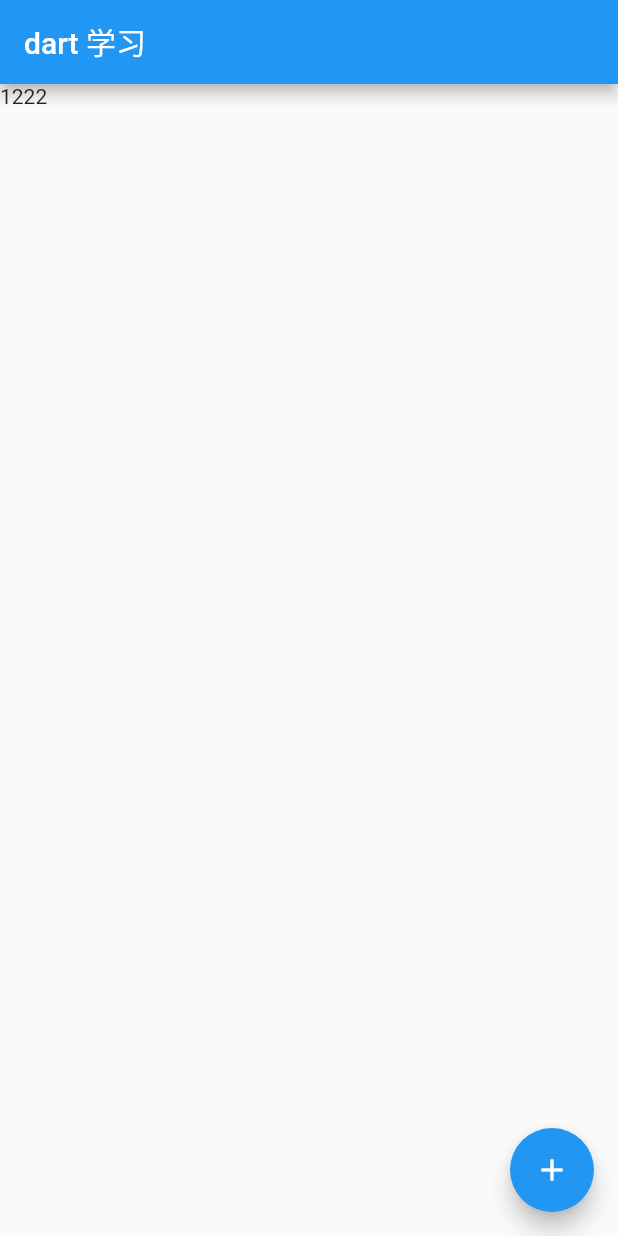
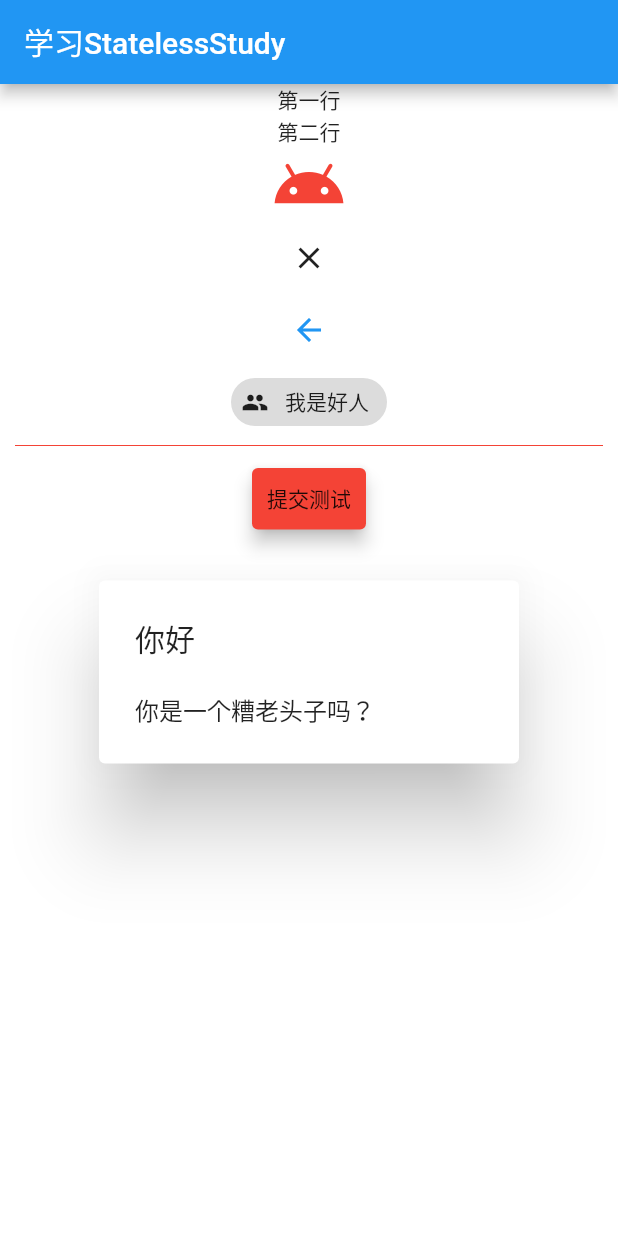
Before and after one commit to Yis92/flutter_study, a Flutter app: the screen it shows after launch, on a phone screen of 412 x 824 dp. Run offline on Flutter 3.47's test engine with Material 2 defaults, Android fonts, the phone set to English and light mode, and no system bars; missing offline and left inert: flutter_color_plugin.

Commit message:
StatelessWidget常用控件学习

```diff
--- /dev/null
+++ b/lib/dart/StatelessStudy.dart
@@ -0,0 +1,52 @@
+import 'package:flutter/material.dart';
+
+class StatelessStudy extends StatelessWidget {
+  @override
+  Widget build(BuildContext context) {
+    return MaterialApp(
+      title: "学习StatelessStudy",
+      theme: ThemeData(primaryColor: Colors.blue),
+      home: Scaffold(
+        appBar: AppBar(
+          title: Text("学习StatelessStudy"),
+        ),
+        body: Container(
+          decoration: BoxDecoration(color: Colors.white),
+          // 居中
+          alignment: Alignment.center,
+          child: Column(
+            children: <Widget>[
+              Text("第一行"),
+              Text("第二行"),
+              Icon(
+                Icons.android,
+                size: 50,
+                color: Colors.red,
+              ),
+              CloseButton(),
+              BackButton(
+                color: Colors.blue,
+              ),
+              Chip(avatar: Icon(Icons.people), label: Text('我是好人')),
+              Divider(
+                color: Colors.red,
+                indent: 10, // 左侧间距
+                endIndent: 10, // 右侧间距
+                height: 10, // 容器高度，不是线的高度
+              ),
+              Card(
+                  color: Colors.red,
+                  elevation: 5,
+                  margin: EdgeInsets.all(10),
+                  child: Container(
+                    padding: EdgeInsets.all(10),
+                    child: Text("提交测试"),
+                  )),
+              AlertDialog(title: Text("你好"), content: Text("你是一个糟老头子吗？"))
+            ],
+          ),
+        ),
+      ),
+    );
+  }
+}
--- a/lib/main.dart
+++ b/lib/main.dart
@@ -1,4 +1,5 @@
 import 'package:flutter/material.dart';
+import 'package:flutter_study/dart/StatelessStudy.dart';
 import 'package:flutter_study/dart/jichu.dart';
 
 void main() => runApp(MyApp());
@@ -12,7 +13,7 @@ class MyApp extends StatelessWidget {
       theme: ThemeData(
         primarySwatch: Colors.blue,
       ),
-      home: MyHomePage(title: 'Flutter Demo Home Page'),
+      home: StatelessStudy(),
     );
   }
 }
```
